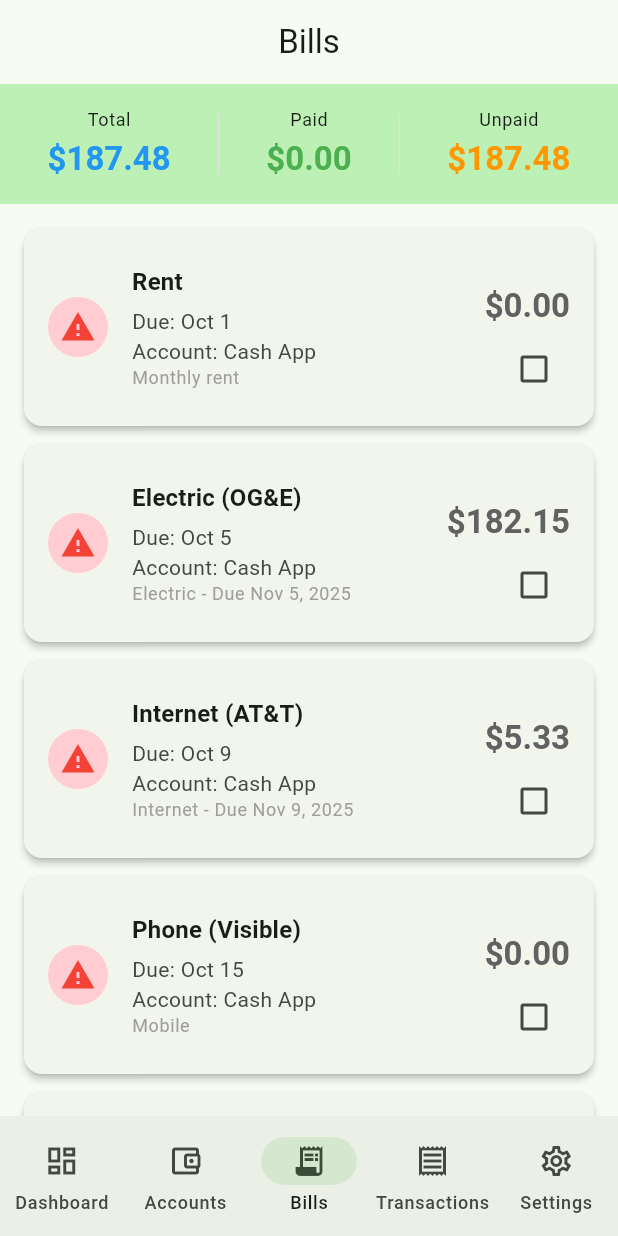
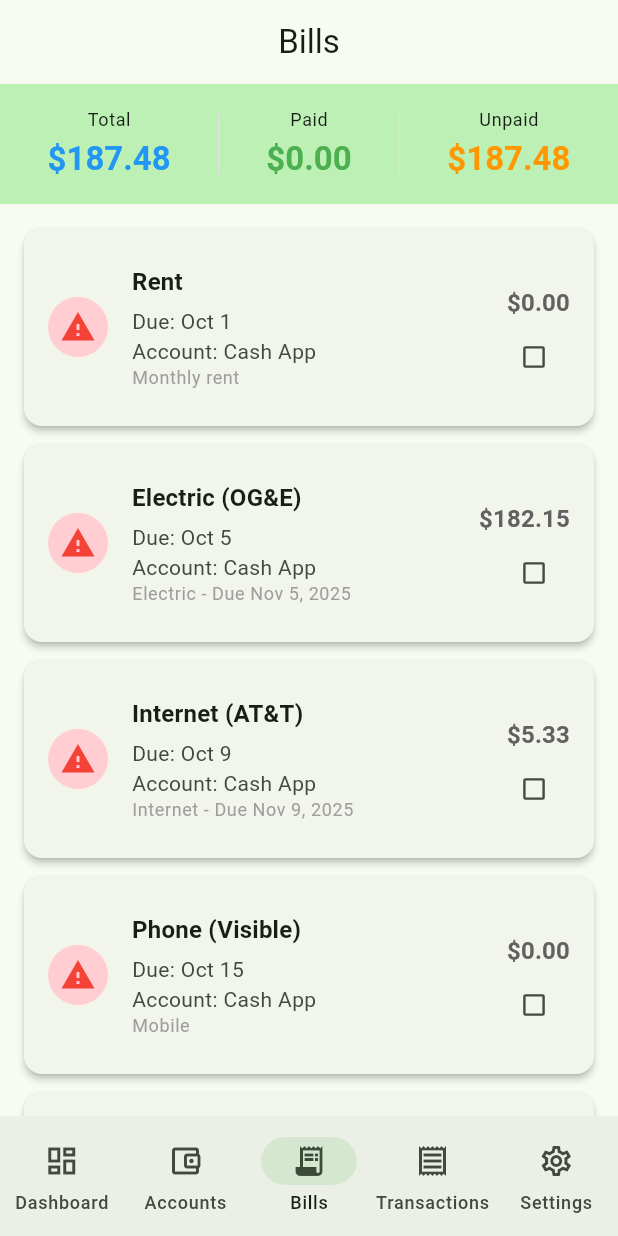
Before and after one commit to dylanmoses235-lang/budget-manager-app, a Flutter app: the screen it shows after launch, item 3 of the bottom bar chosen, on a phone screen of 412 x 824 dp. Run offline on Flutter 3.47's test engine with Material 3 defaults, Android fonts, the phone set to English and light mode, and no system bars; our stand-ins replace hive, hive_flutter; accounts and stored records are empty.

Commit message:
feat(paycheck): add split paycheck support and fix bills UI overflow
- Added split paycheck configuration to Config model
- 000 goes to Cash App, remainder to Cred.ai
- Fixed bills screen UI overflow by constraining trailing column
- Reduced text size and scaled checkbox for better fit
- Updated BudgetData with split paycheck settings

```diff
--- a/lib/data/budget_data.dart
+++ b/lib/data/budget_data.dart
@@ -157,6 +157,11 @@ class BudgetData {
   static const int payFrequencyDays = 14; // Bi-weekly
   static const String defaultDepositAccount = cashApp;
 
+  // Split Paycheck Configuration
+  static const bool splitPaycheck = true;
+  static const double primaryDepositAmount = 1000.0; // Goes to Cash App
+  static const String secondaryDepositAccount = credAi; // Remainder goes here
+
   // Month Configuration from CSV
   static const String defaultMonth = '2025-10-01';
 }
--- a/lib/models/config.dart
+++ b/lib/models/config.dart
@@ -19,12 +19,24 @@ class Config extends HiveObject {
   @HiveField(4)
   DateTime viewingMonth;
 
+  @HiveField(5)
+  bool splitPaycheck;
+
+  @HiveField(6)
+  String? secondaryDepositAccount;
+
+  @HiveField(7)
+  double? primaryDepositAmount;
+
   Config({
     required this.firstPaycheckDate,
     required this.paycheckAmount,
     required this.payFrequencyDays,
     required this.defaultDepositAccount,
     required this.viewingMonth,
+    this.splitPaycheck = false,
+    this.secondaryDepositAccount,
+    this.primaryDepositAmount,
   });
 
   // Calculate next paycheck date
--- a/lib/screens/bills_screen.dart
+++ b/lib/screens/bills_screen.dart
@@ -151,25 +151,31 @@ class _BillsScreenState extends State<BillsScreen> {
                                 ),
                             ],
                           ),
-                          trailing: Column(
+                          trailing: SizedBox(
+                            width: 80,
+                            child: Column(
                               mainAxisAlignment: MainAxisAlignment.center,
                               crossAxisAlignment: CrossAxisAlignment.end,
+                              mainAxisSize: MainAxisSize.min,
                               children: [
                                 Text(
                                   '\$${bill.amount.toStringAsFixed(2)}',
-                                style: theme.textTheme.titleLarge?.copyWith(
+                                  style: theme.textTheme.titleMedium?.copyWith(
                                     fontWeight: FontWeight.bold,
                                     color: bill.paid ? Colors.green : Colors.grey[700],
                                   ),
                                 ),
-                              const SizedBox(height: 4),
-                              Checkbox(
+                                Transform.scale(
+                                  scale: 0.8,
+                                  child: Checkbox(
                                     value: bill.paid,
                                     onChanged: (value) {
                                       _toggleBillPayment(bill, value ?? false);
                                     },
                                   ),
+                                ),
                               ],
+                            ),
                           ),
                           onTap: () {
                             _showEditBillDialog(bill);
--- a/lib/services/budget_service.dart
+++ b/lib/services/budget_service.dart
@@ -73,6 +73,9 @@ class BudgetService {
         payFrequencyDays: BudgetData.payFrequencyDays,
         defaultDepositAccount: BudgetData.defaultDepositAccount,
         viewingMonth: DateTime.parse(BudgetData.defaultMonth),
+        splitPaycheck: BudgetData.splitPaycheck,
+        primaryDepositAmount: BudgetData.primaryDepositAmount,
+        secondaryDepositAccount: BudgetData.secondaryDepositAccount,
       );
       await configBoxRef.put('config', config);
     }
```
Lines whose indentation alone changed are shown as unchanged.
